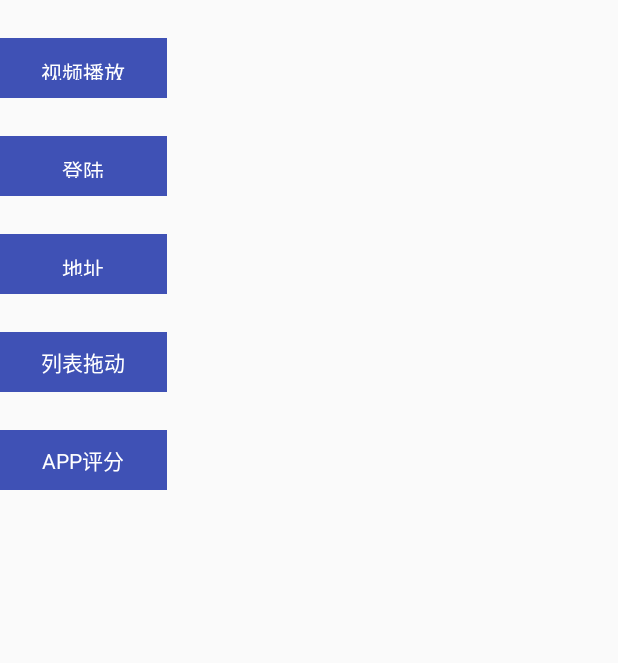
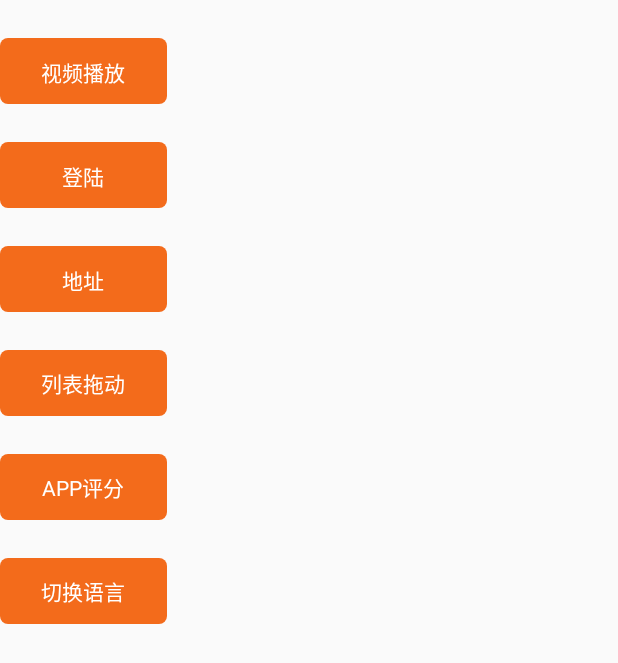
Before and after one commit to DerMingYou/DayDayUp, an Android app: the screen it shows after launch (MainActivity), on a phone screen of 412 x 824 dp. Shown: the top 663 px of the screen. Run offline under Robolectric (Android 15) with nearby library versions, the phone set to English and light mode, and no system bars; our stand-ins replace ButterKnife, RxJava; libraries missing offline, so code that uses them is left out: com.baronzhang.retrofit2, com.facebook.stetho, com.jakewharton.retrofit2, com.jakewharton.rxrelay2, com.orhanobut.logger and 1 more; 5 statements that could not run were skipped.

Commit message:
RxBus+语言切换代码提交

```diff
--- a/app/build.gradle
+++ b/app/build.gradle
@@ -84,4 +84,6 @@ dependencies {
     //地址选择器
     implementation 'com.contrarywind:Android-PickerView:3.2.6'
     implementation 'com.android.support:recyclerview-v7:28.0.0-alpha1'
+    //引入J神的rxrelay2，出现异常仍然可以处理
+    implementation 'com.jakewharton.rxrelay2:rxrelay:2.1.0'
 }
--- a/app/src/main/AndroidManifest.xml
+++ b/app/src/main/AndroidManifest.xml
@@ -43,6 +43,8 @@
 
         <activity android:name=".activity.DragItemActivity"
             android:screenOrientation="portrait"/>
+        <activity android:name=".activity.SwitchTheLanguageActivity"
+            android:screenOrientation="portrait"/>
     </application>
 
 </manifest>
--- a/app/src/main/java/com/yjbest/daydayup/MainActivity.java
+++ b/app/src/main/java/com/yjbest/daydayup/MainActivity.java
@@ -8,6 +8,7 @@ import com.yjbest.daydayup.activity.DragItemActivity;
 import com.yjbest.daydayup.activity.LoginActivity;
 import com.yjbest.daydayup.activity.MediaPlayActivity;
 import com.yjbest.daydayup.activity.ProvinceDataActivity;
+import com.yjbest.daydayup.activity.SwitchTheLanguageActivity;
 import com.yjbest.daydayup.base.BaseActivity;
 import com.yjbest.daydayup.util.OpenAppMarketUtils;
 
@@ -41,7 +42,7 @@ public class MainActivity extends BaseActivity {
 
     }
 
-    @OnClick({R.id.tv_hello_word, R.id.to_login, R.id.tv_select_province, R.id.tv_drag_item, R.id.tv_to_grade})
+    @OnClick({R.id.tv_hello_word, R.id.to_login, R.id.tv_select_province, R.id.tv_drag_item, R.id.tv_to_grade, R.id.tv_change_language})
     public void onViewClicked(View view) {
         switch (view.getId()) {
             case R.id.tv_hello_word:
@@ -60,6 +61,9 @@ public class MainActivity extends BaseActivity {
             case R.id.tv_to_grade:
                 OpenAppMarketUtils.bySearchOpen(mContext);
                 break;
+            case R.id.tv_change_language:
+                SwitchTheLanguageActivity.launch(mContext);
+                break;
         }
     }
 }
--- /dev/null
+++ b/app/src/main/java/com/yjbest/daydayup/util/RxBus.java
@@ -0,0 +1,57 @@
+package com.yjbest.daydayup.util;
+
+import com.jakewharton.rxrelay2.PublishRelay;
+import com.jakewharton.rxrelay2.Relay;
+
+import java.util.Map;
+import java.util.concurrent.ConcurrentHashMap;
+
+import io.reactivex.Observable;
+import io.reactivex.subjects.PublishSubject;
+import io.reactivex.subjects.Subject;
+import rx.subjects.SerializedSubject;
+
+/**
+ * Description:
+ * Data：2019/3/4-16:34
+ * Author: DerMing_You
+ */
+public class RxBus {
+    private static volatile RxBus instance;
+    private final Relay<Object> mBus;
+
+    public RxBus() {
+        this.mBus = PublishRelay.create().toSerialized();
+    }
+
+    public static RxBus getInstance() {
+        if (instance == null) {
+            synchronized (RxBus.class) {
+                if (instance == null) {
+                    instance = Holder.BUS;
+                }
+            }
+        }
+        return instance;
+    }
+
+    public void post(Object obj) {
+        mBus.accept(obj);
+    }
+
+    public <T> Observable<T> toObservable(Class<T> tClass) {
+        return mBus.ofType(tClass);
+    }
+
+    public Observable<Object> toObservable() {
+        return mBus;
+    }
+
+    public boolean hasObservers() {
+        return mBus.hasObservers();
+    }
+
+    private static class Holder {
+        private static final RxBus BUS = new RxBus();
+    }
+}
--- /dev/null
+++ b/app/src/main/res/drawable/shape_btn_orange_pressed.xml
@@ -0,0 +1,9 @@
+<?xml version="1.0" encoding="utf-8"?>
+<shape xmlns:android="http://schemas.android.com/apk/res/android"
+       android:shape="rectangle">
+
+    <solid android:color="@color/orange_main"/>
+
+    <corners android:radius="@dimen/dp_5"/>
+
+</shape>
--- a/app/src/main/res/layout/activity_main.xml
+++ b/app/src/main/res/layout/activity_main.xml
@@ -10,54 +10,76 @@
     <TextView
         android:id="@+id/tv_hello_word"
         android:layout_width="111dp"
-        android:layout_height="40dp"
+        android:layout_height="44dp"
         android:layout_marginTop="25dp"
         android:gravity="center"
         android:padding="12dp"
-        android:background="@color/colorPrimary"
+        android:lines="1"
+        android:ellipsize="end"
+        android:background="@drawable/shape_btn_orange_pressed"
         android:text="@string/video_play"
         android:textColor="@color/white" />
 
     <TextView
         android:id="@+id/to_login"
         android:layout_width="111dp"
-        android:layout_height="40dp"
+        android:layout_height="44dp"
         android:layout_marginTop="25dp"
         android:gravity="center"
         android:padding="12dp"
-        android:background="@color/colorPrimary"
+        android:lines="1"
+        android:ellipsize="end"
+        android:background="@drawable/shape_btn_orange_pressed"
         android:text="@string/login"
         android:textColor="@color/white"/>
 
     <TextView
         android:id="@+id/tv_select_province"
         android:layout_width="111dp"
-        android:layout_height="40dp"
+        android:layout_height="44dp"
         android:layout_marginTop="25dp"
         android:gravity="center"
         android:padding="12dp"
+        android:lines="1"
+        android:ellipsize="end"
         android:text="@string/address"
         android:textColor="@color/white"
-        android:background="@color/colorPrimary" />
+        android:background="@drawable/shape_btn_orange_pressed" />
 
     <TextView
         android:id="@+id/tv_drag_item"
         android:layout_width="111dp"
-        android:layout_height="40dp"
+        android:layout_height="44dp"
         android:textColor="@color/white"
         android:layout_marginTop="25dp"
+        android:lines="1"
+        android:ellipsize="end"
         android:gravity="center"
-        android:background="@color/colorPrimary"
+        android:background="@drawable/shape_btn_orange_pressed"
         android:text="@string/drag_item"/>
 
     <TextView
         android:id="@+id/tv_to_grade"
         android:layout_width="111dp"
-        android:layout_height="40dp"
+        android:layout_height="44dp"
         android:textColor="@color/white"
         android:layout_marginTop="25dp"
+        android:lines="1"
+        android:ellipsize="end"
         android:gravity="center"
-        android:background="@color/colorPrimary"
+        android:background="@drawable/shape_btn_orange_pressed"
         android:text="@string/app_grade"/>
 
+    <TextView
+        android:id="@+id/tv_change_language"
+        android:layout_width="111dp"
+        android:layout_height="44dp"
+        android:textColor="@color/white"
+        android:layout_marginTop="25dp"
+        android:lines="1"
+        android:ellipsize="end"
+        android:gravity="center"
+        android:background="@drawable/shape_btn_orange_pressed"
+        android:text="@string/change_language"/>
+
 </LinearLayout>
--- a/app/src/main/res/values/colors.xml
+++ b/app/src/main/res/values/colors.xml
@@ -6,4 +6,6 @@
 
     <color name="white">#FFFFFF</color>
     <color name="text_333">#333333</color>
+    <color name="orange_main">#f36b1b</color>
+    <color name="black_transparent">#aa000000</color>
 </resources>
--- a/app/src/main/res/values/strings.xml
+++ b/app/src/main/res/values/strings.xml
@@ -15,4 +15,8 @@
     <string name="drag_item">列表拖动</string>
     <string name="app_grade">APP评分</string>
     <string name="no_install_app_market">您的手机没有安装Android应用市场</string>
+    <string name="change_language">切换语言</string>
+    <string name="show_chinese">中文显示</string>
+    <string name="show_tw_chinese">繁体显示</string>
+    <string name="show_english">英文显示</string>
 </resources>
```
Also changed, not shown: app/src/main/java/com/yjbest/daydayup/activity/SwitchTheLanguageActivity.java (added, +86 -0 lines), app/src/main/java/com/yjbest/daydayup/base/BaseActivity.java (+68 -0 lines), app/src/main/java/com/yjbest/daydayup/http/eventbus/ChangeLanguageEventBus.java (added, +18 -0 lines), app/src/main/java/com/yjbest/daydayup/util/ChangeLanguageHelper.java (added, +122 -0 lines), app/src/main/java/com/yjbest/daydayup/util/LanguageUtils.java (added, +77 -0 lines), app/src/main/java/com/yjbest/daydayup/util/SwitchLanguageUtils.java (added, +39 -0 lines), app/src/main/res/drawable/selector_btn_orange.xml (added, +8 -0 lines), app/src/main/res/drawable/shape_circle_border_gary_transparent.xml (added, +17 -0 lines), app/src/main/res/drawable/shape_golden_bg.xml (added, +10 -0 lines), app/src/main/res/layout/activity_switch_the_language.xml (added, +39 -0 lines), app/src/main/res/values/dimens.xml (+26 -1 lines), app/src/main/res/mipmap-xhdpi/btn_file_mail.png (added), 3 other files.
